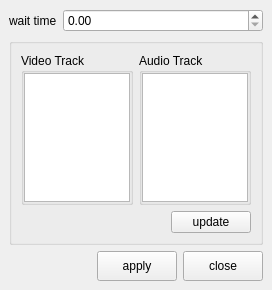
Qt form app/resolve/Python/rs_resolve/tool/voice_dropper/lip_sync_window.ui (nakano000/Resolve_Script) before a commit.
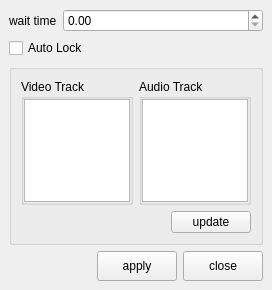
The same form after that commit.

Diff of the .ui file:
```diff
--- a/app/resolve/Python/rs_resolve/tool/voice_dropper/lip_sync_window.ui
+++ b/app/resolve/Python/rs_resolve/tool/voice_dropper/lip_sync_window.ui
@@ -29,6 +29,13 @@
       </item>
      </layout>
     </item>
+    <item>
+     <widget class="QCheckBox" name="autoLockCheckBox">
+      <property name="text">
+       <string>Auto Lock</string>
+      </property>
+     </widget>
+    </item>
     <item>
      <widget class="QGroupBox" name="groupBox_6">
       <property name="sizePolicy">
```
